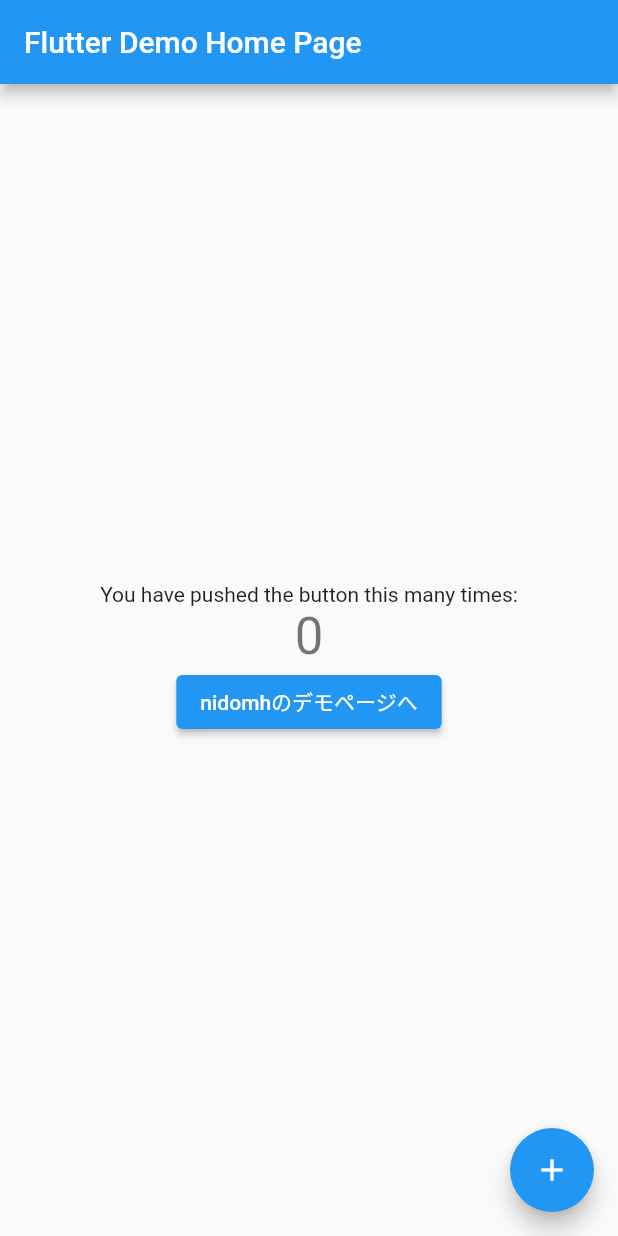
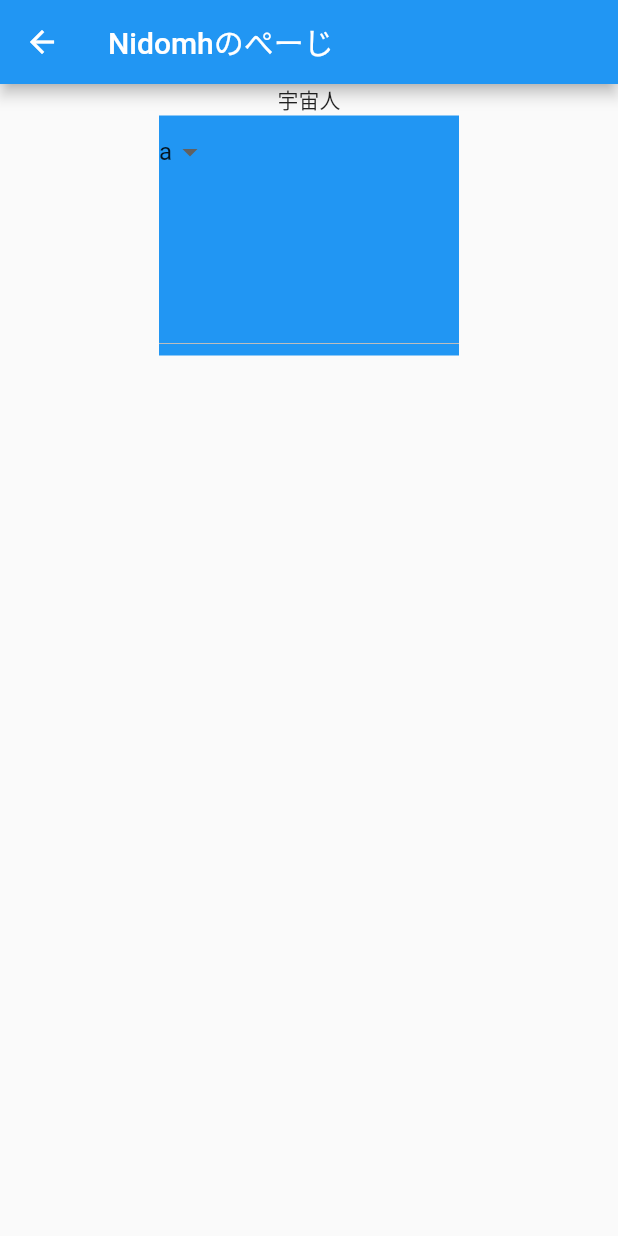
Before and after one commit to te17niidome/SpajamDemo, a Flutter app: the screen it shows after launch, after a tap on "nidomhのデモページへ", on a phone screen of 412 x 824 dp. Run offline on Flutter 3.47's test engine with Material 2 defaults, Android fonts, the phone set to English and light mode, and no system bars.

Commit message:
mainのnidomhのデモページに飛ぶボタンに遷移記述，Nidomh_page.dartファイルを追加，Second_Page.dartにエラーがあったため一度コメントアウトした．

```diff
--- /dev/null
+++ b/lib/Nidomh_Page.dart
@@ -0,0 +1,53 @@
+import 'package:flutter/material.dart';
+
+class NiidomeHomePage extends StatefulWidget {
+  const NiidomeHomePage({super.key, required this.title});
+
+  final String title;
+
+  @override
+  State<NiidomeHomePage> createState() => _NiidomeHomePageState();
+}
+
+class _NiidomeHomePageState extends State<NiidomeHomePage> {
+  int? isSelectedItem = 1;
+
+  @override
+  Widget build(BuildContext context) {
+    return Scaffold(
+      appBar: AppBar(
+        title: Text('Nidomhのぺーじ'),
+      ),
+      body: Center(
+        child: Column(
+          children: [
+            Text('宇宙人'),
+            Container(
+              color: Colors.blue,
+              width: 200,
+              height: 160,
+              child: DropdownButton(
+                items: [
+                  DropdownMenuItem(
+                    child: Text('a'),
+                    value: 1,
+                  ),
+                  DropdownMenuItem(
+                    child: Text('a'),
+                    value: 1,
+                  ),
+                  DropdownMenuItem(
+                    child: Text('a'),
+                    value: 1,
+                  ),
+                ],
+                onChanged: (int? value) {},
+                value: isSelectedItem,
+              ),
+            ),
+          ],
+        ),
+      ),
+    );
+  }
+}
--- a/lib/main.dart
+++ b/lib/main.dart
@@ -1,4 +1,5 @@
 import 'package:flutter/material.dart';
+import 'package:flutter_application_1/Nidomh_Page.dart';
 
 void main() {
   runApp(const MyApp());
@@ -55,7 +56,16 @@ class _MyHomePageState extends State<MyHomePage> {
               '$_counter',
               style: Theme.of(context).textTheme.headline4,
             ),
-            ElevatedButton(onPressed: () {}, child: Text('nidomhのデモページへ'))
+            ElevatedButton(
+                onPressed: () {
+                  Navigator.push(
+                    context,
+                    MaterialPageRoute(
+                      builder: (context) => NiidomeHomePage(title: "niidome"),
+                    ),
+                  );
+                },
+                child: Text('nidomhのデモページへ'))
           ],
         ),
       ),
```
Also changed, not shown: lib/Second_Page.dart (+54 -54 lines).
